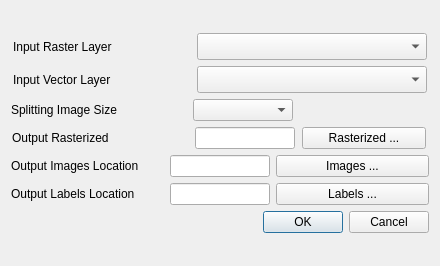
Old version of the form deep-learning-datasets-maker/split_rs_data_dialog_base.ui in the repository deepbands/deep-learning-datasets-maker.
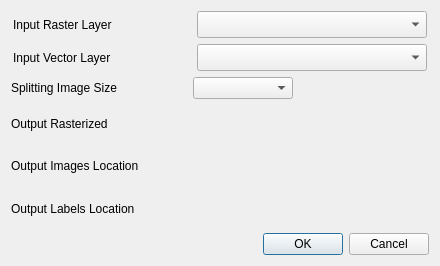
New version of the form. Custom widgets are drawn as their Qt base class.

```diff
--- a/deep-learning-datasets-maker/split_rs_data_dialog_base.ui
+++ b/deep-learning-datasets-maker/split_rs_data_dialog_base.ui
@@ -207,37 +207,9 @@
         </widget>
        </item>
        <item>
-        <widget class="QLineEdit" name="lineEditV_R">
-         <property name="minimumSize">
-          <size>
-           <width>100</width>
-           <height>0</height>
-          </size>
-         </property>
-         <property name="maximumSize">
-          <size>
-           <width>100</width>
-           <height>16777215</height>
-          </size>
-         </property>
-        </widget>
-       </item>
-       <item>
-        <widget class="QPushButton" name="pushButtonVR">
-         <property name="minimumSize">
-          <size>
-           <width>124</width>
-           <height>0</height>
-          </size>
-         </property>
-         <property name="maximumSize">
-          <size>
-           <width>124</width>
-           <height>16777215</height>
-          </size>
-         </property>
-         <property name="text">
-          <string>Rasterized ...</string>
+        <widget class="QgsFileWidget" name="mQfwRasterized">
+         <property name="storageMode">
+          <enum>QgsFileWidget::SaveFile</enum>
          </property>
         </widget>
        </item>
@@ -247,31 +219,27 @@
       <layout class="QHBoxLayout" name="horizontalLayout_5">
        <item>
         <widget class="QLabel" name="label_5">
+         <property name="minimumSize">
+          <size>
+           <width>176</width>
+           <height>0</height>
+          </size>
+         </property>
+         <property name="maximumSize">
+          <size>
+           <width>176</width>
+           <height>16777215</height>
+          </size>
+         </property>
          <property name="text">
           <string>Output Images Location</string>
          </property>
         </widget>
        </item>
        <item>
-        <widget class="QLineEdit" name="lineEditImages">
-         <property name="minimumSize">
-          <size>
-           <width>100</width>
-           <height>0</height>
-          </size>
-         </property>
-         <property name="maximumSize">
-          <size>
-           <width>100</width>
-           <height>16777215</height>
-          </size>
-         </property>
-        </widget>
-       </item>
-       <item>
-        <widget class="QPushButton" name="pushButtonImg">
-         <property name="text">
-          <string>Images ...</string>
+        <widget class="QgsFileWidget" name="mQfwImages">
+         <property name="storageMode">
+          <enum>QgsFileWidget::GetDirectory</enum>
          </property>
         </widget>
        </item>
@@ -281,31 +249,27 @@
       <layout class="QHBoxLayout" name="horizontalLayout_6">
        <item>
         <widget class="QLabel" name="label_4">
+         <property name="minimumSize">
+          <size>
+           <width>176</width>
+           <height>0</height>
+          </size>
+         </property>
+         <property name="maximumSize">
+          <size>
+           <width>176</width>
+           <height>16777215</height>
+          </size>
+         </property>
          <property name="text">
           <string>Output Labels Location</string>
          </property>
         </widget>
        </item>
        <item>
-        <widget class="QLineEdit" name="lineEditLabels">
-         <property name="minimumSize">
-          <size>
-           <width>100</width>
-           <height>0</height>
-          </size>
-         </property>
-         <property name="maximumSize">
-          <size>
-           <width>100</width>
-           <height>16777215</height>
-          </size>
-         </property>
-        </widget>
-       </item>
-       <item>
-        <widget class="QPushButton" name="pushButtonLabl">
-         <property name="text">
-          <string>Labels ...</string>
+        <widget class="QgsFileWidget" name="mQfwLabels">
+         <property name="storageMode">
+          <enum>QgsFileWidget::GetDirectory</enum>
          </property>
         </widget>
        </item>
@@ -326,6 +290,11 @@
   </layout>
  </widget>
  <customwidgets>
+  <customwidget>
+   <class>QgsFileWidget</class>
+   <extends>QWidget</extends>
+   <header>qgsfilewidget.h</header>
+  </customwidget>
   <customwidget>
    <class>QgsMapLayerComboBox</class>
    <extends>QComboBox</extends>
```
